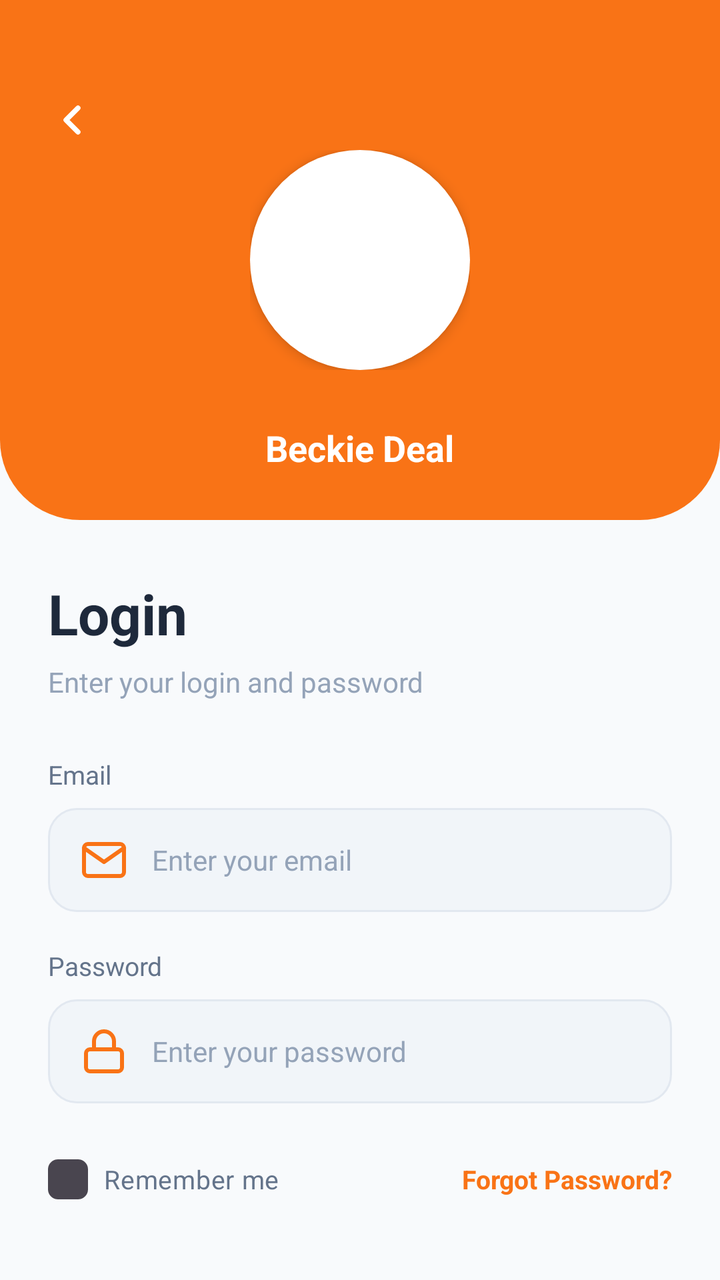
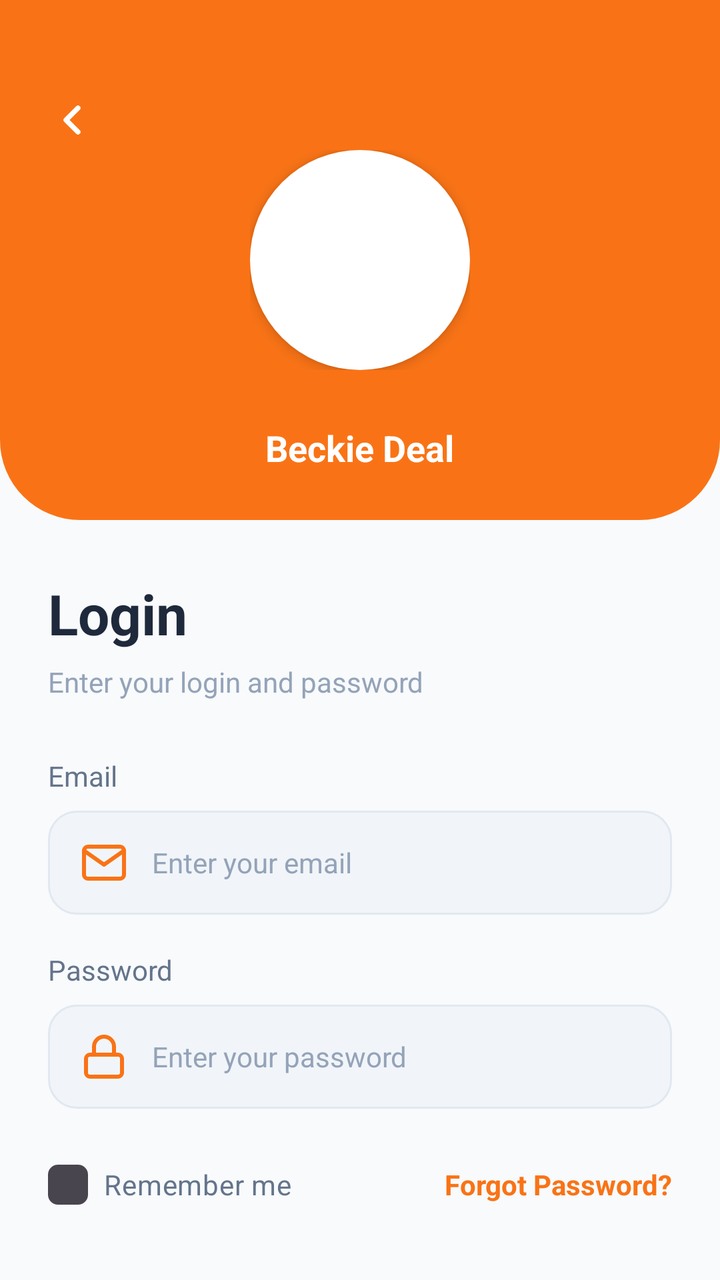

The first picture is an Android layout as it rendered before a commit; the second is the same layout after the commit. The layout source and the unified diff follow.
<!-- AndroidManifest.xml: application theme Theme.BeckieDealApp -->
<!-- res/layout/activity_login.xml -->
<?xml version="1.0" encoding="utf-8"?>
<androidx.constraintlayout.widget.ConstraintLayout xmlns:android="http://schemas.android.com/apk/res/android"
    xmlns:app="http://schemas.android.com/apk/res-auto"
    xmlns:tools="http://schemas.android.com/tools"
    android:layout_width="match_parent"
    android:layout_height="match_parent"
    android:background="@color/background"
    android:fitsSystemWindows="true"
    tools:context=".LoginActivity">

    <androidx.core.widget.NestedScrollView
        android:layout_width="match_parent"
        android:layout_height="match_parent"
        android:fillViewport="true"
        android:overScrollMode="never">

        <LinearLayout
            android:layout_width="match_parent"
            android:layout_height="wrap_content"
            android:orientation="vertical">

            
            <FrameLayout
                android:id="@+id/loginHeaderWave"
                android:layout_width="match_parent"
                android:layout_height="260dp">

                
                <View
                    android:layout_width="match_parent"
                    android:layout_height="match_parent"
                    android:background="@drawable/login_header_wave" />

                
                <ImageView
                    android:id="@+id/backButton"
                    android:layout_width="40dp"
                    android:layout_height="40dp"
                    android:layout_gravity="start|top"
                    android:layout_marginStart="16dp"
                    android:layout_marginTop="40dp"
                    android:padding="8dp"
                    android:src="@drawable/ic_arrow_left"
                    android:contentDescription="Back"
                    app:tint="@color/white_fixed" />

                
                <FrameLayout
                    android:layout_width="110dp"
                    android:layout_height="110dp"
                    android:layout_gravity="center">

                    
                    <View
                        android:layout_width="match_parent"
                        android:layout_height="match_parent"
                        android:background="@drawable/login_logo_circle_bg"
                        android:elevation="4dp" />

                    
                    <ImageView
                        android:layout_width="70dp"
                        android:layout_height="70dp"
                        android:layout_gravity="center"
                        android:elevation="5dp"
                        android:src="@mipmap/ic_launcher"
                        android:contentDescription="App Logo" />

                </FrameLayout>

                
                <TextView
                    android:layout_width="wrap_content"
                    android:layout_height="wrap_content"
                    android:layout_gravity="center_horizontal|bottom"
                    android:layout_marginBottom="24dp"
                    android:text="@string/app_name"
                    android:textColor="@color/white_fixed"
                    android:textSize="18sp"
                    android:textStyle="bold" />

            </FrameLayout>

            
            <LinearLayout
                android:id="@+id/loginFormSection"
                android:layout_width="match_parent"
                android:layout_height="wrap_content"
                android:orientation="vertical"
                android:paddingHorizontal="24dp"
                android:paddingTop="28dp"
                android:paddingBottom="24dp">

                
                <TextView
                    android:layout_width="wrap_content"
                    android:layout_height="wrap_content"
                    android:text="Login"
                    android:textColor="@color/text_primary"
                    android:textSize="28sp"
                    android:textStyle="bold" />

                
                <TextView
                    android:layout_width="wrap_content"
                    android:layout_height="wrap_content"
                    android:layout_marginTop="6dp"
                    android:text="Enter your login and password"
                    android:textColor="@color/text_muted"
                    android:textSize="14sp" />

                
                <TextView
                    android:layout_width="wrap_content"
                    android:layout_height="wrap_content"
                    android:layout_marginTop="28dp"
                    android:text="Email"
                    android:textColor="@color/text_secondary"
                    android:textSize="13sp" />

                <EditText
                    android:id="@+id/emailInput"
                    android:layout_width="match_parent"
                    android:layout_height="52dp"
                    android:layout_marginTop="8dp"
                    android:background="@drawable/login_input_background"
                    android:drawableStart="@drawable/ic_email"
                    android:drawablePadding="12dp"
                    android:hint="Enter your email"
                    android:inputType="textEmailAddress"
                    android:paddingHorizontal="16dp"
                    android:textColor="@color/text_primary"
                    android:textColorHint="@color/text_muted"
                    android:textSize="14sp" />

                
                <TextView
                    android:layout_width="wrap_content"
                    android:layout_height="wrap_content"
                    android:layout_marginTop="18dp"
                    android:text="Password"
                    android:textColor="@color/text_secondary"
                    android:textSize="13sp" />

                <EditText
                    android:id="@+id/passwordInput"
                    android:layout_width="match_parent"
                    android:layout_height="52dp"
                    android:layout_marginTop="8dp"
                    android:background="@drawable/login_input_background"
                    android:drawableStart="@drawable/ic_lock"
                    android:drawablePadding="12dp"
                    android:hint="Enter your password"
                    android:inputType="textPassword"
                    android:paddingHorizontal="16dp"
                    android:textColor="@color/text_primary"
                    android:textColorHint="@color/text_muted"
                    android:textSize="14sp" />

                
                <LinearLayout
                    android:layout_width="match_parent"
                    android:layout_height="wrap_content"
                    android:layout_marginTop="14dp"
                    android:gravity="center_vertical"
                    android:orientation="horizontal">

                    <CheckBox
                        android:id="@+id/rememberMe"
                        android:layout_width="wrap_content"
                        android:layout_height="wrap_content"
                        android:button="@drawable/login_checkbox_selector"
                        android:paddingStart="8dp"
                        android:text="Remember me"
                        android:textColor="@color/text_secondary"
                        android:textSize="13sp" />

                    <View
                        android:layout_width="0dp"
                        android:layout_height="0dp"
                        android:layout_weight="1" />

                    <TextView
                        android:id="@+id/forgotPassword"
                        android:layout_width="wrap_content"
                        android:layout_height="wrap_content"
                        android:text="Forgot Password?"
                        android:textColor="@color/primary"
                        android:textSize="13sp"
                        android:textStyle="bold" />

                </LinearLayout>

                
                <Button
                    android:id="@+id/loginButton"
                    android:layout_width="match_parent"
                    android:layout_height="52dp"
                    android:layout_marginTop="28dp"
                    android:background="@drawable/login_button_bg"
                    android:text="Login"
                    android:textAllCaps="false"
                    android:textColor="@color/white_fixed"
                    android:textSize="16sp"
                    android:textStyle="bold"
                    android:stateListAnimator="@null" />

                
                <TextView
                    android:layout_width="wrap_content"
                    android:layout_height="wrap_content"
                    android:layout_gravity="center"
                    android:layout_marginTop="20dp"
                    android:text="Sign in with your university account"
                    android:textColor="@color/text_muted"
                    android:textSize="13sp" />

                
                <LinearLayout
                    android:layout_width="wrap_content"
                    android:layout_height="wrap_content"
                    android:layout_gravity="center"
                    android:layout_marginTop="16dp"
                    android:orientation="horizontal">

                    <TextView
                        android:layout_width="wrap_content"
                        android:layout_height="wrap_content"
                        android:text="Don't have an account? "
                        android:textColor="@color/text_muted"
                        android:textSize="14sp" />

                    <TextView
                        android:id="@+id/registerLink"
                        android:layout_width="wrap_content"
                        android:layout_height="wrap_content"
                        android:text="Register"
                        android:textColor="@color/primary"
                        android:textSize="14sp"
                        android:textStyle="bold" />

                </LinearLayout>

            </LinearLayout>

        </LinearLayout>

    </androidx.core.widget.NestedScrollView>

</androidx.constraintlayout.widget.ConstraintLayout>
<!-- resources referenced by this layout -->
<resources>
  <color name="background">#F8FAFC</color>
  <color name="primary">#F97316</color>
  <color name="text_muted">#94A3B8</color>
  <color name="text_primary">#1E293B</color>
  <color name="text_secondary">#64748B</color>
  <color name="white_fixed">#FFFFFF</color>
  <!-- drawable ic_arrow_left (drawable) -->
  <?xml version="1.0" encoding="utf-8"?>
  <vector xmlns:android="http://schemas.android.com/apk/res/android"
      android:width="24dp"
      android:height="24dp"
      android:viewportWidth="24"
      android:viewportHeight="24">
      <path
          android:fillColor="@android:color/transparent"
          android:pathData="M15,18L9,12L15,6"
          android:strokeColor="#FFFFFF"
          android:strokeWidth="2.5"
          android:strokeLineCap="round"
          android:strokeLineJoin="round" />
  </vector>
  <!-- drawable login_button_bg (drawable) -->
  <?xml version="1.0" encoding="utf-8"?>
  <shape xmlns:android="http://schemas.android.com/apk/res/android"
      android:shape="rectangle">
      <solid android:color="@color/primary" />
      <corners android:radius="14dp" />
  </shape>
  <!-- drawable login_header_wave (drawable) -->
  <?xml version="1.0" encoding="utf-8"?>
  <layer-list xmlns:android="http://schemas.android.com/apk/res/android">
      
      <item>
          <shape android:shape="rectangle">
              <solid android:color="@color/primary" />
              <corners
                  android:bottomLeftRadius="40dp"
                  android:bottomRightRadius="40dp" />
          </shape>
      </item>
  </layer-list>
  <!-- drawable login_input_background (drawable) -->
  <?xml version="1.0" encoding="utf-8"?>
  <shape xmlns:android="http://schemas.android.com/apk/res/android"
      android:shape="rectangle">
      <solid android:color="@color/input_background" />
      <corners android:radius="14dp" />
      <stroke
          android:width="1dp"
          android:color="@color/border_color" />
  </shape>
  <!-- drawable login_logo_circle_bg (drawable) -->
  <?xml version="1.0" encoding="utf-8"?>
  <shape xmlns:android="http://schemas.android.com/apk/res/android"
      android:shape="oval">
      <solid android:color="@color/white_fixed" />
      <size
          android:width="100dp"
          android:height="100dp" />
  </shape>
  <!-- mipmap ic_launcher (mipmap-anydpi-v26) -->
  <?xml version="1.0" encoding="utf-8"?>
  <adaptive-icon xmlns:android="http://schemas.android.com/apk/res/android">
      <background android:drawable="@color/ic_launcher_background"/>
      <foreground android:drawable="@mipmap/ic_launcher_foreground"/>
  </adaptive-icon>
  <string name="app_name">Beckie Deal</string>
  <style name="Theme.BeckieDealApp" parent="Base.Theme.BeckieDealApp" />
  <color name="border_color">#E2E8F0</color>
  <color name="input_background">#F1F5F9</color>
  <color name="ic_launcher_background">#FFFFFF</color>
  <color name="on_primary">#FFFFFF</color>
  <color name="primary_container">#F97316</color>
  <color name="on_primary_container">#582200</color>
  <color name="surface">#FFFFFF</color>
  <color name="on_surface">#251913</color>
  <style name="Widget.App.BottomNav.ActiveIndicator" parent="Widget.Material3.BottomNavigationView.ActiveIndicator">
          <item name="android:color">@color/nav_indicator_fill</item>
          <item name="android:width">52dp</item>
          <item name="android:height">40dp</item>
          <item name="shapeAppearance">@style/ShapeAppearance.App.BottomNav.ActiveIndicator</item>
      </style>
  <color name="nav_indicator_fill">#FFF1EB</color>
  <style name="ShapeAppearance.App.BottomNav.ActiveIndicator" parent="">
          <item name="cornerFamily">rounded</item>
          <item name="cornerSize">50%</item>
      </style>
  <!-- unchanged entries left out for length: 5 -->
</resources>

<!-- the commit's change to res/layout/activity_login.xml (unified diff, before → after) -->
@@ -1,4 +1,4 @@
-<?xml version="1.0" encoding="utf-8"?>
+﻿<?xml version="1.0" encoding="utf-8"?>
 <androidx.constraintlayout.widget.ConstraintLayout xmlns:android="http://schemas.android.com/apk/res/android"
     xmlns:app="http://schemas.android.com/apk/res-auto"
     xmlns:tools="http://schemas.android.com/tools"
@@ -76,7 +76,7 @@
                     android:layout_marginBottom="24dp"
                     android:text="@string/app_name"
                     android:textColor="@color/white_fixed"
-                    android:textSize="18sp"
+                    android:textSize="@dimen/text_size_title_small"
                     android:textStyle="bold" />
 
             </FrameLayout>
@@ -97,7 +97,7 @@
                     android:layout_height="wrap_content"
                     android:text="Login"
                     android:textColor="@color/text_primary"
-                    android:textSize="28sp"
+                    android:textSize="@dimen/text_size_display"
                     android:textStyle="bold" />
 
                 
@@ -107,7 +107,7 @@
                     android:layout_marginTop="6dp"
                     android:text="Enter your login and password"
                     android:textColor="@color/text_muted"
-                    android:textSize="14sp" />
+                    android:textSize="@dimen/text_size_body" />
 
                 
                 <TextView
@@ -116,7 +116,7 @@
                     android:layout_marginTop="28dp"
                     android:text="Email"
                     android:textColor="@color/text_secondary"
-                    android:textSize="13sp" />
+                    android:textSize="@dimen/text_size_body" />
 
                 <EditText
                     android:id="@+id/emailInput"
@@ -131,7 +131,7 @@
                     android:paddingHorizontal="16dp"
                     android:textColor="@color/text_primary"
                     android:textColorHint="@color/text_muted"
-                    android:textSize="14sp" />
+                    android:textSize="@dimen/text_size_body" />
 
                 
                 <TextView
@@ -140,7 +140,7 @@
                     android:layout_marginTop="18dp"
                     android:text="Password"
                     android:textColor="@color/text_secondary"
-                    android:textSize="13sp" />
+                    android:textSize="@dimen/text_size_body" />
 
                 <EditText
                     android:id="@+id/passwordInput"
@@ -155,7 +155,7 @@
                     android:paddingHorizontal="16dp"
                     android:textColor="@color/text_primary"
                     android:textColorHint="@color/text_muted"
-                    android:textSize="14sp" />
+                    android:textSize="@dimen/text_size_body" />
 
                 
                 <LinearLayout
@@ -173,7 +173,7 @@
                         android:paddingStart="8dp"
                         android:text="Remember me"
                         android:textColor="@color/text_secondary"
-                        android:textSize="13sp" />
+                        android:textSize="@dimen/text_size_body" />
 
                     <View
                         android:layout_width="0dp"
@@ -186,7 +186,7 @@
                         android:layout_height="wrap_content"
                         android:text="Forgot Password?"
                         android:textColor="@color/primary"
-                        android:textSize="13sp"
+                        android:textSize="@dimen/text_size_body"
                         android:textStyle="bold" />
 
                 </LinearLayout>
@@ -201,7 +201,7 @@
                     android:text="Login"
                     android:textAllCaps="false"
                     android:textColor="@color/white_fixed"
-                    android:textSize="16sp"
+                    android:textSize="@dimen/text_size_body_large"
                     android:textStyle="bold"
                     android:stateListAnimator="@null" />
 
@@ -213,7 +213,7 @@
                     android:layout_marginTop="20dp"
                     android:text="Sign in with your university account"
                     android:textColor="@color/text_muted"
-                    android:textSize="13sp" />
+                    android:textSize="@dimen/text_size_body" />
 
                 
                 <LinearLayout
@@ -228,7 +228,7 @@
                         android:layout_height="wrap_content"
                         android:text="Don't have an account? "
                         android:textColor="@color/text_muted"
-                        android:textSize="14sp" />
+                        android:textSize="@dimen/text_size_body" />
 
                     <TextView
                         android:id="@+id/registerLink"
@@ -236,7 +236,7 @@
                         android:layout_height="wrap_content"
                         android:text="Register"
                         android:textColor="@color/primary"
-                        android:textSize="14sp"
+                        android:textSize="@dimen/text_size_body"
                         android:textStyle="bold" />
 
                 </LinearLayout>
<!-- resource entries referenced after the edit -->
@@ -6,6 +6,10 @@
   <color name="text_primary">#1E293B</color>
   <color name="text_secondary">#64748B</color>
   <color name="white_fixed">#FFFFFF</color>
+  <dimen name="text_size_body">13sp</dimen>
+  <dimen name="text_size_body_large">15sp</dimen>
+  <dimen name="text_size_display">25sp</dimen>
+  <dimen name="text_size_title_small">17sp</dimen>
   <!-- drawable ic_arrow_left (drawable) -->
   <?xml version="1.0" encoding="utf-8"?>
   <vector xmlns:android="http://schemas.android.com/apk/res/android"
